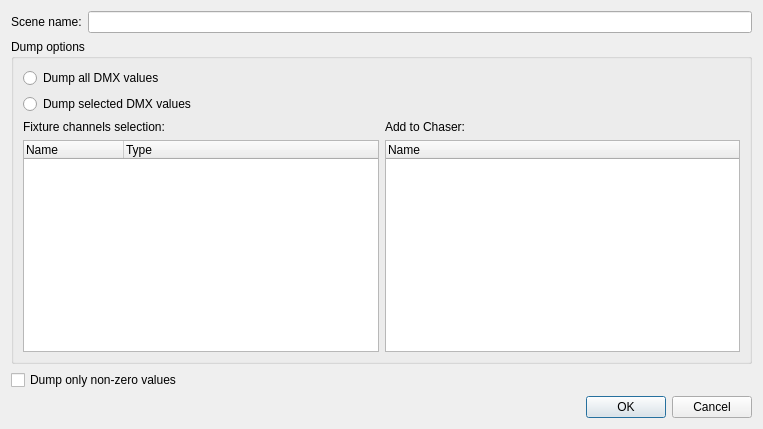
mcallegari/qlcplus, file ui/src/dmxdumpfactory.ui: the form before one commit.
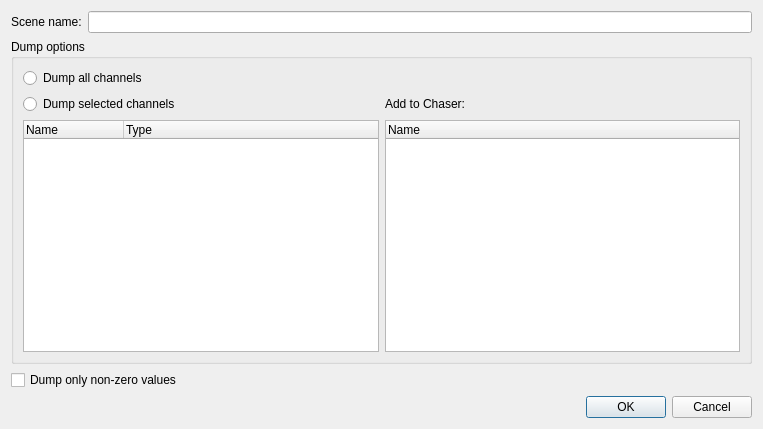
The form after the commit.

Commit message:
Improved DMX dump dialog messages
Updated translations

Diff of the .ui file:
```diff
--- a/ui/src/dmxdumpfactory.ui
+++ b/ui/src/dmxdumpfactory.ui
@@ -40,14 +40,14 @@
       <item row="0" column="0" colspan="2">
        <widget class="QRadioButton" name="m_dumpAllRadio">
         <property name="text">
-         <string notr="true">Dump all DMX values</string>
+         <string notr="true">Dump all channels</string>
         </property>
        </widget>
       </item>
       <item row="1" column="0">
        <widget class="QRadioButton" name="m_dumpSelectedRadio">
         <property name="text">
-         <string>Dump selected DMX values</string>
+         <string>Dump selected channels</string>
         </property>
        </widget>
       </item>
@@ -77,14 +77,7 @@
         </column>
        </widget>
       </item>
-      <item row="2" column="0">
-       <widget class="QLabel" name="label">
-        <property name="text">
-         <string>Fixture channels selection:</string>
-        </property>
-       </widget>
-      </item>
-      <item row="2" column="1">
+      <item row="1" column="1">
        <widget class="QLabel" name="label_2">
         <property name="text">
          <string>Add to Chaser:</string>
```
The commit also changes 6 other files.
